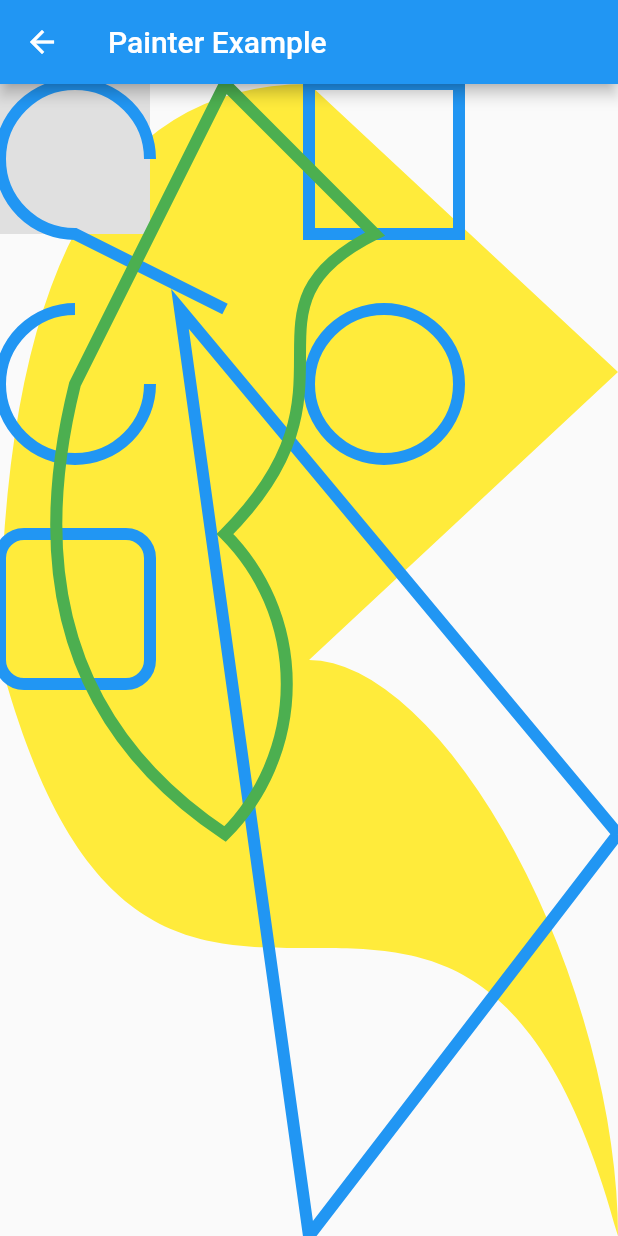
After one commit to afhslll/explore_flutter, a Flutter app: the screen it shows after launch, after a tap on "Painter", on a phone screen of 412 x 824 dp. The commit adds this screen. Run offline on Flutter 3.47's test engine with Material 2 defaults, Android fonts, the phone set to English and light mode, and no system bars; our stand-ins replace get_it; project files that could hold a hidden picture were left out.

Commit message:
Add painter example

```diff
--- a/lib/core/router/router.dart
+++ b/lib/core/router/router.dart
@@ -6,6 +6,7 @@ import 'package:explore_flutter/ui/view/animation/implicit/tween_example.dart';
 import 'package:explore_flutter/ui/view/provider/example_screen.dart';
 import 'package:explore_flutter/ui/view/provider/to_add_minus_screen.dart';
 import 'package:explore_flutter/ui/view/provider/edit_value_screen.dart';
+import 'package:explore_flutter/ui/view/painter/painter_screen.dart';
 import 'package:flutter/material.dart';
 
 class NavigationRouter {
@@ -17,6 +18,7 @@ class NavigationRouter {
   static const String toAddMinusRoute = 'toAddMinusRoute';
   static const String editValueRoute = 'editValueRoute';
   static const String clipRoute = 'clipRoute';
+  static const String painterRoute = 'painterRoute';
 
   static MaterialPageRoute _pageRoute(Widget page) {
     return MaterialPageRoute(builder: (_) => page);
@@ -44,6 +46,8 @@ class NavigationRouter {
         ));
       case clipRoute:
         return _pageRoute(ClipScreen());
+      case painterRoute:
+        return _pageRoute(PainterScreen());
       default:
         return MaterialPageRoute(
             builder: (_) => Scaffold(
--- a/lib/ui/view/home/home_screen.dart
+++ b/lib/ui/view/home/home_screen.dart
@@ -40,6 +40,10 @@ class HomeScreen extends StatelessWidget {
                 onPressed: () =>
                     _navigationService.navigateTo(NavigationRouter.clipRoute),
                 child: Text('Clip')),
+            RaisedButton(
+                onPressed: () => _navigationService
+                    .navigateTo(NavigationRouter.painterRoute),
+                child: Text('Painter')),
           ],
         ),
       ),
--- /dev/null
+++ b/lib/ui/view/painter/custom_painter_1.dart
@@ -0,0 +1,25 @@
+import 'package:flutter/material.dart';
+
+class MyCustomPainter1 extends CustomPainter {
+  @override
+  void paint(Canvas canvas, Size size) {
+    final Paint paint = Paint()..color = Colors.yellow;
+
+    final Path path = Path();
+    path.moveTo(size.width / 2, 0);
+    path.quadraticBezierTo(0, 0, 0, size.height / 2);
+    path.cubicTo(size.width / 4, size.height, 3 * size.width / 4,
+        size.height / 2, size.width, size.height);
+    path.conicTo(
+        size.width, size.height / 2, size.width / 2, size.height / 2, 0.5);
+    path.lineTo(size.width, size.height / 4);
+    path.close();
+    canvas.drawPath(path, paint);
+  }
+
+  @override
+  bool shouldRepaint(MyCustomPainter1 oldDelegate) => false;
+
+  @override
+  bool shouldRebuildSemantics(MyCustomPainter1 oldDelegate) => false;
+}
--- /dev/null
+++ b/lib/ui/view/painter/custom_painter_2.dart
@@ -0,0 +1,39 @@
+import 'dart:math' as math;
+import 'package:flutter/material.dart';
+
+class MyCustomPainter2 extends CustomPainter {
+  @override
+  void paint(Canvas canvas, Size size) {
+    final Paint paint = Paint()
+      ..color = Colors.blue
+      ..style = PaintingStyle.stroke
+      ..strokeWidth = 8.0;
+
+    // Method to convert degree to radians
+    num degToRad(num deg) => deg * (math.pi / 180.0);
+
+    final Path path = Path();
+    path.moveTo(150, 150);
+    path.arcTo(
+        Rect.fromLTWH(0, 0, 100, 100), degToRad(90), degToRad(270), false);
+    path.addRect(Rect.fromLTWH(size.width / 2, 0, 100, 100));
+    path.addOval(Rect.fromLTWH(size.width / 2, 150, 100, 100));
+    path.addArc(Rect.fromLTWH(0, 150, 100, 100), degToRad(0), degToRad(270));
+    path.addRRect(RRect.fromRectAndRadius(
+        Rect.fromLTWH(0, 300, 100, 100), Radius.circular(16)));
+    final Path path2 = Path();
+    path2.addPolygon([
+      Offset(120, 150),
+      Offset(size.width / 2, size.height),
+      Offset(size.width, 500)
+    ], true);
+    path.addPath(path2, Offset.zero);
+    canvas.drawPath(path, paint);
+  }
+
+  @override
+  bool shouldRepaint(MyCustomPainter2 oldDelegate) => false;
+
+  @override
+  bool shouldRebuildSemantics(MyCustomPainter2 oldDelegate) => false;
+}
--- /dev/null
+++ b/lib/ui/view/painter/custom_painter_3.dart
@@ -0,0 +1,26 @@
+import 'package:flutter/material.dart';
+
+class MyCustomPainter3 extends CustomPainter {
+  @override
+  void paint(Canvas canvas, Size size) {
+    final Paint paint = Paint()
+      ..color = Colors.green
+      ..style = PaintingStyle.stroke
+      ..strokeWidth = 8.0;
+
+    final Path path = Path();
+    path.moveTo(150, 0);
+    path.relativeLineTo(-100, 200);
+    path.relativeQuadraticBezierTo(-50, 200, 100, 300);
+    path.relativeConicTo(100, -100, 0, -200, 0.7);
+    path.relativeCubicTo(100, -100, 0, -150, 100, -200);
+    path.close();
+    canvas.drawPath(path, paint);
+  }
+
+  @override
+  bool shouldRepaint(MyCustomPainter3 oldDelegate) => false;
+
+  @override
+  bool shouldRebuildSemantics(MyCustomPainter3 oldDelegate) => false;
+}
--- /dev/null
+++ b/lib/ui/view/painter/painter_screen.dart
@@ -0,0 +1,44 @@
+import 'package:flutter/material.dart';
+import 'custom_painter_1.dart';
+import 'custom_painter_2.dart';
+import 'custom_painter_3.dart';
+
+class PainterScreen extends StatelessWidget {
+  @override
+  Widget build(BuildContext context) {
+    return Scaffold(
+        appBar: AppBar(
+          title: Text('Painter Example'),
+        ),
+        body: Stack(
+          children: [
+            Container(
+              width: MediaQuery.of(context).size.width,
+              height: MediaQuery.of(context).size.height,
+              child: CustomPaint(
+                painter: MyCustomPainter1(),
+              ),
+            ),
+            Container(
+              width: 100,
+              height: 100,
+              color: Colors.grey[300],
+            ),
+            Container(
+              width: MediaQuery.of(context).size.width,
+              height: MediaQuery.of(context).size.height,
+              child: CustomPaint(
+                painter: MyCustomPainter2(),
+              ),
+            ),
+            Container(
+              width: MediaQuery.of(context).size.width,
+              height: MediaQuery.of(context).size.height,
+              child: CustomPaint(
+                painter: MyCustomPainter3(),
+              ),
+            ),
+          ],
+        ));
+  }
+}
```
Also changed, not shown: 1 other file.
